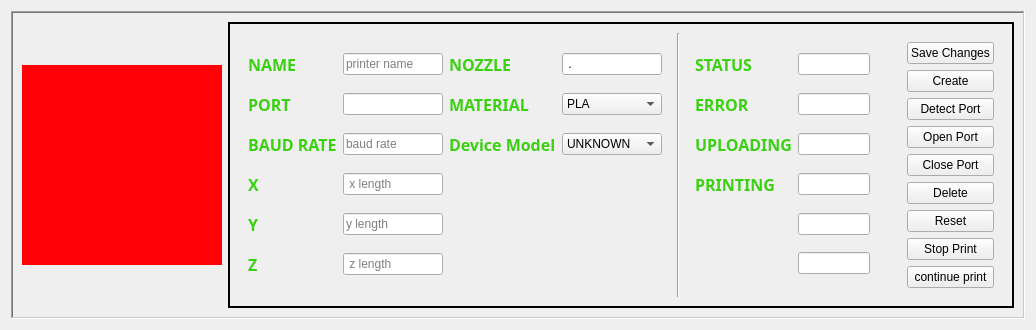
Above: ui/devicewidget.ui from malabdali/3dPrintersManager before the change. Below: the same form after it.
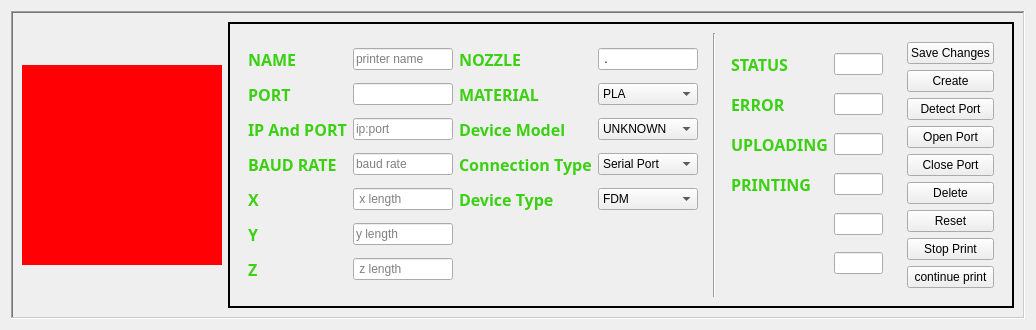
That is the form after the change. Icons and pictures are not drawn.

What changed in the file:
```diff
--- a/ui/devicewidget.ui
+++ b/ui/devicewidget.ui
@@ -99,8 +99,8 @@
             </sizepolicy>
            </property>
            <layout class="QGridLayout" name="gridLayout">
-            <item row="0" column="0">
-             <widget class="QLabel" name="_name_label">
+            <item row="4" column="0">
+             <widget class="QLabel" name="_baud_rate_label">
               <property name="sizePolicy">
                <sizepolicy hsizetype="Fixed" vsizetype="Preferred">
                 <horstretch>0</horstretch>
@@ -119,66 +119,79 @@
                <string notr="true">color: rgb(59, 208, 18);</string>
               </property>
               <property name="text">
-               <string>NAME </string>
+               <string>BAUD RATE</string>
               </property>
               <property name="textFormat">
                <enum>Qt::PlainText</enum>
               </property>
              </widget>
             </item>
-            <item row="1" column="1">
-             <widget class="QLineEdit" name="_port">
-              <property name="maximumSize">
-               <size>
-                <width>100</width>
-                <height>16777215</height>
-               </size>
-              </property>
-              <property name="readOnly">
-               <bool>true</bool>
-              </property>
+            <item row="2" column="4">
+             <widget class="QComboBox" name="_device_model">
+              <item>
+               <property name="text">
+                <string>UNKNOWN</string>
+               </property>
+              </item>
+              <item>
+               <property name="text">
+                <string>GENIUS</string>
+               </property>
+              </item>
+              <item>
+               <property name="text">
+                <string>KP3S</string>
+               </property>
+              </item>
+              <item>
+               <property name="text">
+                <string/>
+               </property>
+              </item>
+              <item>
+               <property name="text">
+                <string/>
+               </property>
+              </item>
              </widget>
             </item>
-            <item row="0" column="1">
-             <widget class="QLineEdit" name="_name">
+            <item row="0" column="4">
+             <widget class="QLineEdit" name="_nozzle">
               <property name="maximumSize">
                <size>
                 <width>100</width>
                 <height>16777215</height>
                </size>
-              </property>
-              <property name="maxLength">
-               <number>12</number>
-              </property>
-              <property name="placeholderText">
-               <string>printer name</string>
-              </property>
-             </widget>
-            </item>
-            <item row="5" column="1">
-             <widget class="QLineEdit" name="_z">
-              <property name="maximumSize">
-               <size>
-                <width>100</width>
-                <height>16777215</height>
-               </size>
-              </property>
-              <property name="inputMethodHints">
-               <set>Qt::ImhDigitsOnly</set>
               </property>
               <property name="inputMask">
-               <string>99999</string>
+               <string>N.NN</string>
               </property>
-              <property name="maxLength">
-               <number>5</number>
+              <property name="readOnly">
+               <bool>false</bool>
+              </property>
+             </widget>
+            </item>
+            <item row="2" column="1">
+             <widget class="QLineEdit" name="_ip_port">
+              <property name="maximumSize">
+               <size>
+                <width>100</width>
+                <height>16777215</height>
+               </size>
+              </property>
+              <property name="text">
+               <string/>
+              </property>
+              <property name="readOnly">
+               <bool>false</bool>
               </property>
               <property name="placeholderText">
-               <string> z length</string>
+               <string>ip:port</string>
               </property>
              </widget>
             </item>
-            <item row="3" column="0">
-             <widget class="QLabel" name="_x_label">
+            <item row="2" column="3">
+             <widget class="QLabel" name="_device_model_label">
               <property name="sizePolicy">
                <sizepolicy hsizetype="Fixed" vsizetype="Preferred">
                 <horstretch>0</horstretch>
@@ -197,14 +210,68 @@
                <string notr="true">color: rgb(59, 208, 18);</string>
               </property>
               <property name="text">
-               <string>X</string>
+               <string>Device Model</string>
               </property>
               <property name="textFormat">
                <enum>Qt::PlainText</enum>
               </property>
              </widget>
             </item>
-            <item row="3" column="1">
+            <item row="7" column="0">
+             <widget class="QLabel" name="_y_label">
+              <property name="sizePolicy">
+               <sizepolicy hsizetype="Fixed" vsizetype="Preferred">
+                <horstretch>0</horstretch>
+                <verstretch>0</verstretch>
+               </sizepolicy>
+              </property>
+              <property name="font">
+               <font>
+                <family>Sylfaen</family>
+                <pointsize>12</pointsize>
+                <weight>75</weight>
+                <bold>true</bold>
+               </font>
+              </property>
+              <property name="styleSheet">
+               <string notr="true">color: rgb(59, 208, 18);</string>
+              </property>
+              <property name="text">
+               <string>Y</string>
+              </property>
+              <property name="textFormat">
+               <enum>Qt::PlainText</enum>
+              </property>
+             </widget>
+            </item>
+            <item row="4" column="3">
+             <widget class="QLabel" name="_connection_type_label">
+              <property name="sizePolicy">
+               <sizepolicy hsizetype="Fixed" vsizetype="Preferred">
+                <horstretch>0</horstretch>
+                <verstretch>0</verstretch>
+               </sizepolicy>
+              </property>
+              <property name="font">
+               <font>
+                <family>Sylfaen</family>
+                <pointsize>12</pointsize>
+                <weight>75</weight>
+                <bold>true</bold>
+               </font>
+              </property>
+              <property name="styleSheet">
+               <string notr="true">color: rgb(59, 208, 18);</string>
+              </property>
+              <property name="text">
+               <string>Connection Type</string>
+              </property>
+              <property name="textFormat">
+               <enum>Qt::PlainText</enum>
+              </property>
+             </widget>
+            </item>
+            <item row="6" column="1">
              <widget class="QLineEdit" name="_x">
               <property name="maximumSize">
                <size>
@@ -227,6 +294,82 @@
              </widget>
             </item>
             <item row="1" column="3">
+             <widget class="QLabel" name="_material_label">
+              <property name="sizePolicy">
+               <sizepolicy hsizetype="Fixed" vsizetype="Preferred">
+                <horstretch>0</horstretch>
+                <verstretch>0</verstretch>
+               </sizepolicy>
+              </property>
+              <property name="font">
+               <font>
+                <family>Sylfaen</family>
+                <pointsize>12</pointsize>
+                <weight>75</weight>
+                <bold>true</bold>
+               </font>
+              </property>
+              <property name="styleSheet">
+               <string notr="true">color: rgb(59, 208, 18);</string>
+              </property>
+              <property name="text">
+               <string>MATERIAL</string>
+              </property>
+              <property name="textFormat">
+               <enum>Qt::PlainText</enum>
+              </property>
+             </widget>
+            </item>
+            <item row="7" column="1">
+             <widget class="QLineEdit" name="_y">
+              <property name="maximumSize">
+               <size>
+                <width>100</width>
+                <height>16777215</height>
+               </size>
+              </property>
+              <property name="inputMethodHints">
+               <set>Qt::ImhDigitsOnly</set>
+              </property>
+              <property name="inputMask">
+               <string>99999</string>
+              </property>
+              <property name="maxLength">
+               <number>5</number>
+              </property>
+              <property name="placeholderText">
+               <string>y length</string>
+              </property>
+             </widget>
+            </item>
+            <item row="8" column="0">
+             <widget class="QLabel" name="_z_label">
+              <property name="sizePolicy">
+               <sizepolicy hsizetype="Fixed" vsizetype="Preferred">
+                <horstretch>0</horstretch>
+                <verstretch>0</verstretch>
+               </sizepolicy>
+              </property>
+              <property name="font">
+               <font>
+                <family>Sylfaen</family>
+                <pointsize>12</pointsize>
+                <weight>75</weight>
+                <bold>true</bold>
+               </font>
+              </property>
+              <property name="styleSheet">
+               <string notr="true">color: rgb(59, 208, 18);</string>
+              </property>
+              <property name="text">
+               <string>Z</string>
+              </property>
+              <property name="textFormat">
+               <enum>Qt::PlainText</enum>
+              </property>
+             </widget>
+            </item>
+            <item row="1" column="4">
              <widget class="QComboBox" name="_material">
               <item>
                <property name="text">
@@ -250,8 +393,105 @@
               </item>
              </widget>
             </item>
+            <item row="6" column="0">
+             <widget class="QLabel" name="_x_label">
+              <property name="sizePolicy">
+               <sizepolicy hsizetype="Fixed" vsizetype="Preferred">
+                <horstretch>0</horstretch>
+                <verstretch>0</verstretch>
+               </sizepolicy>
+              </property>
+              <property name="font">
+               <font>
+                <family>Sylfaen</family>
+                <pointsize>12</pointsize>
+                <weight>75</weight>
+                <bold>true</bold>
+               </font>
+              </property>
+              <property name="styleSheet">
+               <string notr="true">color: rgb(59, 208, 18);</string>
+              </property>
+              <property name="text">
+               <string>X</string>
+              </property>
+              <property name="textFormat">
+               <enum>Qt::PlainText</enum>
+              </property>
+             </widget>
+            </item>
+            <item row="4" column="4">
+             <widget class="QComboBox" name="_connection_type">
+              <item>
+               <property name="text">
+                <string>Serial Port</string>
+               </property>
+              </item>
+              <item>
+               <property name="text">
+                <string>Network</string>
+               </property>
+              </item>
+              <item>
+               <property name="text">
+                <string/>
+               </property>
+              </item>
+             </widget>
+            </item>
+            <item row="0" column="1">
+             <widget class="QLineEdit" name="_name">
+              <property name="maximumSize">
+               <size>
+                <width>100</width>
+                <height>16777215</height>
+               </size>
+              </property>
+              <property name="maxLength">
+               <number>12</number>
+              </property>
+              <property name="placeholderText">
+               <string>printer name</string>
+              </property>
+             </widget>
+            </item>
+            <item row="8" column="1">
+             <widget class="QLineEdit" name="_z">
+              <property name="maximumSize">
+               <size>
+                <width>100</width>
+                <height>16777215</height>
+               </size>
+              </property>
+              <property name="inputMethodHints">
+               <set>Qt::ImhDigitsOnly</set>
+              </property>
+              <property name="inputMask">
+               <string>99999</string>
+              </property>
+              <property name="maxLength">
+               <number>5</number>
+              </property>
+              <property name="placeholderText">
+               <string> z length</string>
+              </property>
+             </widget>
+            </item>
+            <item row="1" column="1">
+             <widget class="QLineEdit" name="_port">
+              <property name="maximumSize">
+               <size>
+                <width>100</width>
+                <height>16777215</height>
+               </size>
+              </property>
+              <property name="readOnly">
+               <bool>true</bool>
+              </property>
+             </widget>
+            </item>
             <item row="2" column="0">
-             <widget class="QLabel" name="_baud_rate_label">
+             <widget class="QLabel" name="_ip_port_label">
               <property name="sizePolicy">
                <sizepolicy hsizetype="Fixed" vsizetype="Preferred">
                 <horstretch>0</horstretch>
@@ -270,131 +510,7 @@
                <string notr="true">color: rgb(59, 208, 18);</string>
               </property>
               <property name="text">
-               <string>BAUD RATE</string>
-              </property>
-              <property name="textFormat">
-               <enum>Qt::PlainText</enum>
-              </property>
-             </widget>
-            </item>
-            <item row="1" column="0">
-             <widget class="QLabel" name="_port_label">
-              <property name="sizePolicy">
-               <sizepolicy hsizetype="Fixed" vsizetype="Preferred">
-                <horstretch>0</horstretch>
-                <verstretch>0</verstretch>
-               </sizepolicy>
-              </property>
-              <property name="font">
-               <font>
-                <family>Sylfaen</family>
-                <pointsize>12</pointsize>
-                <weight>75</weight>
-                <bold>true</bold>
-               </font>
-              </property>
-              <property name="styleSheet">
-               <string notr="true">color: rgb(59, 208, 18);</string>
-              </property>
-              <property name="text">
-               <string>PORT </string>
-              </property>
-              <property name="textFormat">
-               <enum>Qt::PlainText</enum>
-              </property>
-             </widget>
-            </item>
-            <item row="4" column="0">
-             <widget class="QLabel" name="_y_label">
-              <property name="sizePolicy">
-               <sizepolicy hsizetype="Fixed" vsizetype="Preferred">
-                <horstretch>0</horstretch>
-                <verstretch>0</verstretch>
-               </sizepolicy>
-              </property>
-              <property name="font">
-               <font>
-                <family>Sylfaen</family>
-                <pointsize>12</pointsize>
-                <weight>75</weight>
-                <bold>true</bold>
-               </font>
-              </property>
-              <property name="styleSheet">
-               <string notr="true">color: rgb(59, 208, 18);</string>
-              </property>
-              <property name="text">
-               <string>Y</string>
-              </property>
-              <property name="textFormat">
-               <enum>Qt::PlainText</enum>
-              </property>
-             </widget>
-            </item>
-            <item row="1" column="2">
-             <widget class="QLabel" name="_material_label">
-              <property name="sizePolicy">
-               <sizepolicy hsizetype="Fixed" vsizetype="Preferred">
-                <horstretch>0</horstretch>
-                <verstretch>0</verstretch>
-               </sizepolicy>
-              </property>
-              <property name="font">
-               <font>
-                <family>Sylfaen</family>
-                <pointsize>12</pointsize>
-                <weight>75</weight>
-                <bold>true</bold>
-               </font>
-              </property>
-              <property name="styleSheet">
-               <string notr="true">color: rgb(59, 208, 18);</string>
-              </property>
-              <property name="text">
-               <string>MATERIAL</string>
-              </property>
-              <property name="textFormat">
-               <enum>Qt::PlainText</enum>
-              </property>
-             </widget>
-            </item>
-            <item row="0" column="3">
-             <widget class="QLineEdit" name="_nozzle">
-              <property name="maximumSize">
-               <size>
-                <width>100</width>
-                <height>16777215</height>
-               </size>
-              </property>
-              <property name="inputMask">
-               <string>N.NN</string>
-              </property>
-              <property name="readOnly">
-               <bool>false</bool>
-              </property>
-             </widget>
-            </item>
-            <item row="5" column="0">
-             <widget class="QLabel" name="_z_label">
-              <property name="sizePolicy">
-               <sizepolicy hsizetype="Fixed" vsizetype="Preferred">
-                <horstretch>0</horstretch>
-                <verstretch>0</verstretch>
-               </sizepolicy>
-              </property>
-              <property name="font">
-               <font>
-                <family>Sylfaen</family>
-                <pointsize>12</pointsize>
-                <weight>75</weight>
-                <bold>true</bold>
-               </font>
-              </property>
-              <property name="styleSheet">
-               <string notr="true">color: rgb(59, 208, 18);</string>
-              </property>
-              <property name="text">
-               <string>Z</string>
+               <string>IP And PORT</string>
               </property>
               <property name="textFormat">
                <enum>Qt::PlainText</enum>
@@ -402,55 +518,6 @@
              </widget>
             </item>
             <item row="4" column="1">
-             <widget class="QLineEdit" name="_y">
-              <property name="maximumSize">
-               <size>
-                <width>100</width>
-                <height>16777215</height>
-               </size>
-              </property>
-              <property name="inputMethodHints">
-               <set>Qt::ImhDigitsOnly</set>
-              </property>
-              <property name="inputMask">
-               <string>99999</string>
-              </property>
-              <property name="maxLength">
-               <number>5</number>
-              </property>
-              <property name="placeholderText">
-               <string>y length</string>
-              </property>
-             </widget>
-            </item>
-            <item row="0" column="2">
-             <widget class="QLabel" name="_nozzle_label">
-              <property name="sizePolicy">
-               <sizepolicy hsizetype="Fixed" vsizetype="Preferred">
-                <horstretch>0</horstretch>
-                <verstretch>0</verstretch>
-               </sizepolicy>
-              </property>
-              <property name="font">
-               <font>
-                <family>Sylfaen</family>
-                <pointsize>12</pointsize>
-                <weight>75</weight>
-                <bold>true</bold>
-               </font>
-              </property>
-              <property name="styleSheet">
-               <string notr="true">color: rgb(59, 208, 18);</string>
-              </property>
-              <property name="text">
-               <string>NOZZLE </string>
-              </property>
-              <property name="textFormat">
-               <enum>Qt::PlainText</enum>
-              </property>
-             </widget>
-            </item>
-            <item row="2" column="1">
              <widget class="QLineEdit" name="_baud_rate">
               <property name="maximumSize">
                <size>
@@ -472,8 +539,8 @@
               </property>
              </widget>
             </item>
-            <item row="2" column="2">
-             <widget class="QLabel" name="_device_type_label">
+            <item row="0" column="3">
+             <widget class="QLabel" name="_nozzle_label">
               <property name="sizePolicy">
                <sizepolicy hsizetype="Fixed" vsizetype="Preferred">
                 <horstretch>0</horstretch>
@@ -492,18 +559,45 @@
                <string notr="true">color: rgb(59, 208, 18);</string>
               </property>
               <property name="text">
-               <string>Device Model</string>
+               <string>NOZZLE </string>
               </property>
               <property name="textFormat">
                <enum>Qt::PlainText</enum>
               </property>
              </widget>
             </item>
-            <item row="2" column="3">
+            <item row="0" column="0">
+             <widget class="QLabel" name="_name_label">
+              <property name="sizePolicy">
+               <sizepolicy hsizetype="Fixed" vsizetype="Preferred">
+                <horstretch>0</horstretch>
+                <verstretch>0</verstretch>
+               </sizepolicy>
+              </property>
+              <property name="font">
+               <font>
+                <family>Sylfaen</family>
+                <pointsize>12</pointsize>
+                <weight>75</weight>
+                <bold>true</bold>
+               </font>
+              </property>
+              <property name="styleSheet">
+               <string notr="true">color: rgb(59, 208, 18);</string>
+              </property>
+              <property name="text">
+               <string>NAME </string>
+              </property>
+              <property name="textFormat">
+               <enum>Qt::PlainText</enum>
+              </property>
+             </widget>
+            </item>
+            <item row="6" column="4">
              <widget class="QComboBox" name="_device_type">
               <item>
                <property name="text">
-                <string>UNKNOWN</string>
+                <string>FDM</string>
                </property>
               </item>
               <item>
@@ -521,11 +615,60 @@
                 <string/>
                </property>
               </item>
-              <item>
-               <property name="text">
-                <string/>
-               </property>
-              </item>
+             </widget>
+            </item>
+            <item row="1" column="0">
+             <widget class="QLabel" name="_port_label">
+              <property name="sizePolicy">
+               <sizepolicy hsizetype="Fixed" vsizetype="Preferred">
+                <horstretch>0</horstretch>
+                <verstretch>0</verstretch>
+               </sizepolicy>
+              </property>
+              <property name="font">
+               <font>
+                <family>Sylfaen</family>
+                <pointsize>12</pointsize>
+                <weight>75</weight>
+                <bold>true</bold>
+               </font>
+              </property>
+              <property name="styleSheet">
+               <string notr="true">color: rgb(59, 208, 18);</string>
+              </property>
+              <property name="text">
+               <string>PORT </string>
+              </property>
+              <property name="textFormat">
+               <enum>Qt::PlainText</enum>
+              </property>
+             </widget>
+            </item>
+            <item row="6" column="3">
+             <widget class="QLabel" name="_device_type_label">
+              <property name="sizePolicy">
+               <sizepolicy hsizetype="Fixed" vsizetype="Preferred">
+                <horstretch>0</horstretch>
+                <verstretch>0</verstretch>
+               </sizepolicy>
+              </property>
+              <property name="font">
+               <font>
+                <family>Sylfaen</family>
+                <pointsize>12</pointsize>
+                <weight>75</weight>
+                <bold>true</bold>
+               </font>
+              </property>
+              <property name="styleSheet">
+               <string notr="true">color: rgb(59, 208, 18);</string>
+              </property>
+              <property name="text">
+               <string>Device Type</string>
+              </property>
+              <property name="textFormat">
+               <enum>Qt::PlainText</enum>
+              </property>
              </widget>
             </item>
            </layout>
```
Left out of the diff: 7 changed lines with no effect on the pictures.
